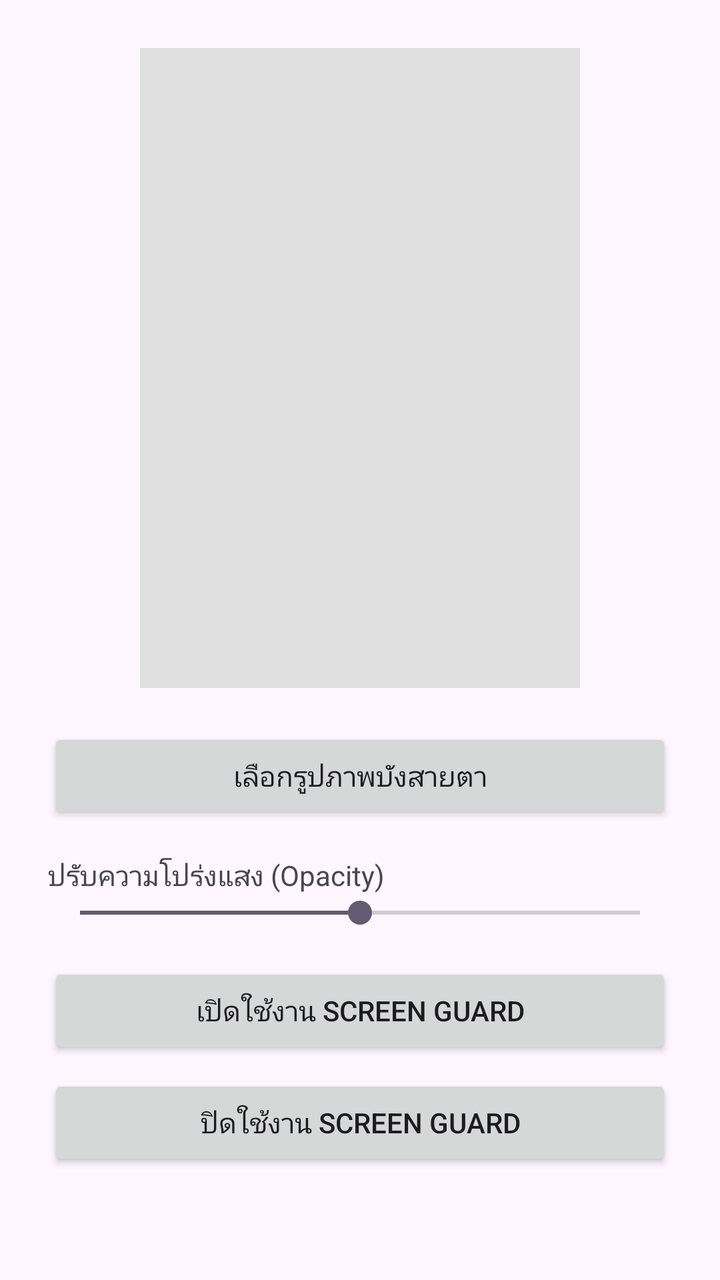
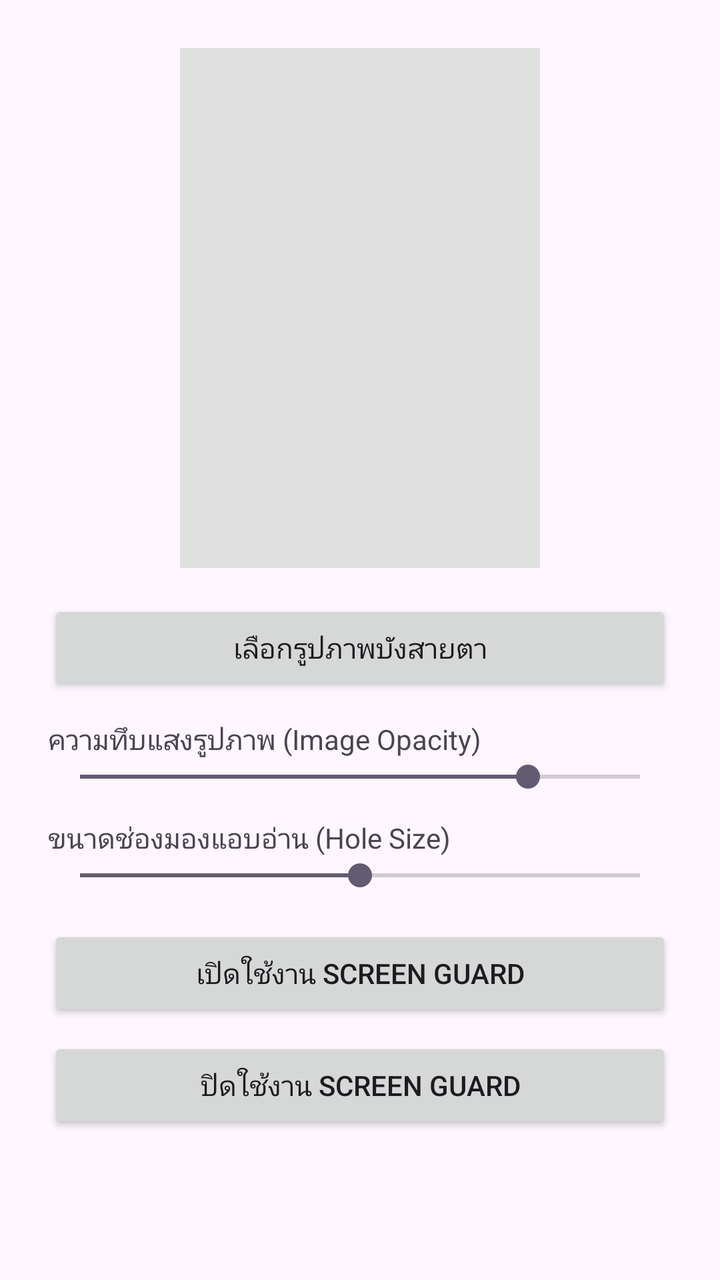

Two renders of the same Android screen: before a commit and after it. Below are the layout's source before the change and the commit's diff.
<!-- AndroidManifest.xml: application theme Theme.ImageScreenGuard -->
<!-- res/layout/activity_main.xml -->
<?xml version="1.0" encoding="utf-8"?>
<LinearLayout xmlns:android="http://schemas.android.com/apk/res/android"
    android:layout_width="match_parent"
    android:layout_height="match_parent"
    android:orientation="vertical"
    android:padding="24dp"
    android:gravity="center_horizontal">

    <ImageView
        android:id="@+id/previewImage"
        android:layout_width="220dp"
        android:layout_height="320dp"
        android:background="#E0E0E0"
        android:scaleType="centerCrop"
        android:contentDescription="Image Preview"
        android:layout_marginBottom="20dp"/>

    <Button
        android:id="@+id/btnSelectImage"
        android:layout_width="match_parent"
        android:layout_height="wrap_content"
        android:text="@string/select_image" />

    <TextView
        android:layout_width="match_parent"
        android:layout_height="wrap_content"
        android:text="@string/opacity_label"
        android:layout_marginTop="16dp"/>

    <SeekBar
        android:id="@+id/seekBarOpacity"
        android:layout_width="match_parent"
        android:layout_height="wrap_content"
        android:max="100"
        android:progress="50"
        android:layout_marginBottom="16dp"/>

    <Button
        android:id="@+id/btnStart"
        android:layout_width="match_parent"
        android:layout_height="wrap_content"
        android:text="@string/start_guard" />

    <Button
        android:id="@+id/btnStop"
        android:layout_width="match_parent"
        android:layout_height="wrap_content"
        android:text="@string/stop_guard"
        android:layout_marginTop="8dp"/>

</LinearLayout>
<!-- resources referenced by this layout -->
<resources>
  <string name="opacity_label">ปรับความโปร่งแสง (Opacity)</string>
  <string name="select_image">เลือกรูปภาพบังสายตา</string>
  <string name="start_guard">เปิดใช้งาน Screen Guard</string>
  <string name="stop_guard">ปิดใช้งาน Screen Guard</string>
  <style name="Theme.ImageScreenGuard" parent="Theme.Material3.DayNight.NoActionBar" />
</resources>

<!-- the commit's change to res/layout/activity_main.xml (unified diff, before → after) -->
@@ -8,12 +8,12 @@
 
     <ImageView
         android:id="@+id/previewImage"
-        android:layout_width="220dp"
-        android:layout_height="320dp"
+        android:layout_width="180dp"
+        android:layout_height="260dp"
         android:background="#E0E0E0"
         android:scaleType="centerCrop"
         android:contentDescription="Image Preview"
-        android:layout_marginBottom="20dp"/>
+        android:layout_marginBottom="16dp"/>
 
     <Button
         android:id="@+id/btnSelectImage"
@@ -24,15 +24,28 @@
     <TextView
         android:layout_width="match_parent"
         android:layout_height="wrap_content"
-        android:text="@string/opacity_label"
-        android:layout_marginTop="16dp"/>
+        android:text="ความทึบแสงรูปภาพ (Image Opacity)"
+        android:layout_marginTop="12dp"/>
 
     <SeekBar
         android:id="@+id/seekBarOpacity"
         android:layout_width="match_parent"
         android:layout_height="wrap_content"
         android:max="100"
-        android:progress="50"
+        android:progress="80"/>
+
+    <TextView
+        android:layout_width="match_parent"
+        android:layout_height="wrap_content"
+        android:text="ขนาดช่องมองแอบอ่าน (Hole Size)"
+        android:layout_marginTop="12dp"/>
+
+    <SeekBar
+        android:id="@+id/seekBarHoleSize"
+        android:layout_width="match_parent"
+        android:layout_height="wrap_content"
+        android:max="300"
+        android:progress="150"
         android:layout_marginBottom="16dp"/>
 
     <Button
<!-- resource entries referenced after the edit -->
@@ -1,6 +1,5 @@
 <!-- resources referenced by this layout -->
 <resources>
-  <string name="opacity_label">ปรับความโปร่งแสง (Opacity)</string>
   <string name="select_image">เลือกรูปภาพบังสายตา</string>
   <string name="start_guard">เปิดใช้งาน Screen Guard</string>
   <string name="stop_guard">ปิดใช้งาน Screen Guard</string>
